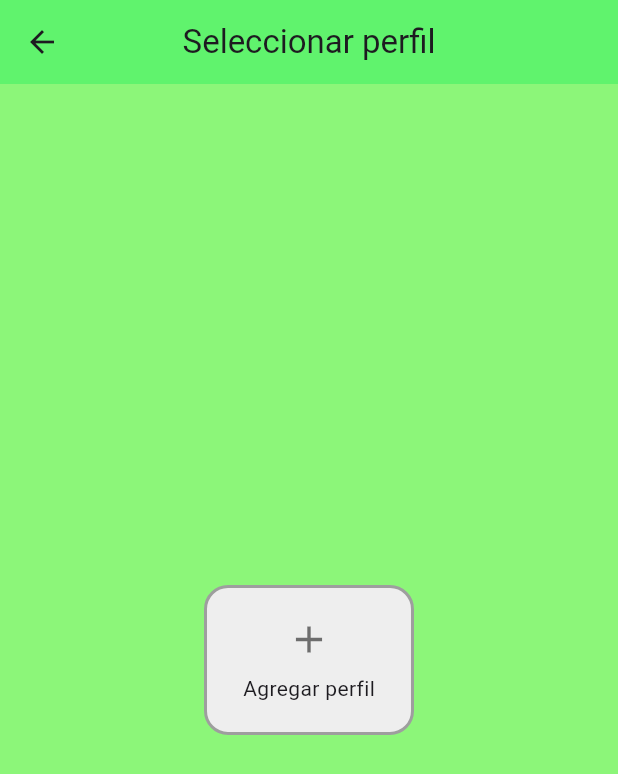
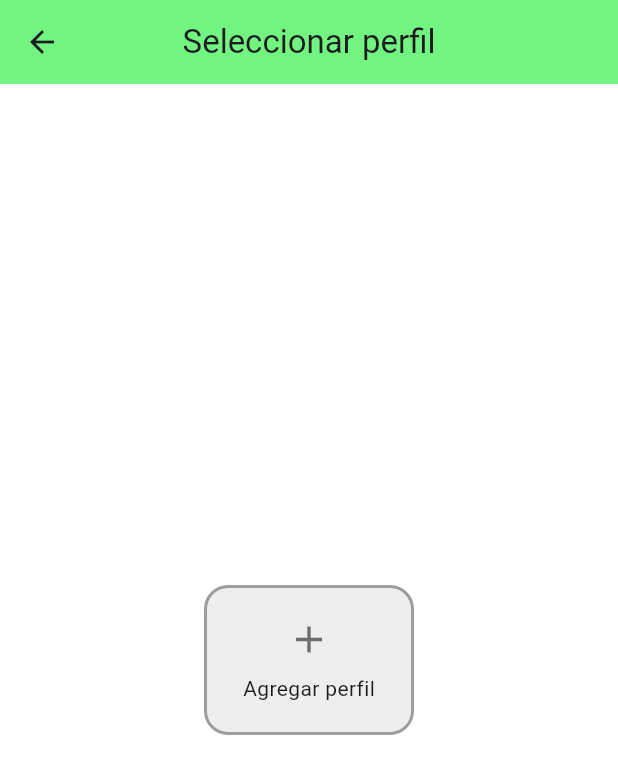
Before and after one commit to RicharPena/Wallet_Safe, a Flutter app: the ProfileViews screen opened directly with empty values, on a phone screen of 412 x 824 dp. Shown: the top 774 px of the screen. Run offline on Flutter 3.47's test engine with Material 3 defaults, Android fonts, the phone set to English and light mode, and no system bars.

```diff
--- a/lib/views/profiles.dart
+++ b/lib/views/profiles.dart
@@ -1,6 +1,7 @@
 import 'package:flutter/material.dart';
 import 'package:wallet_safe/models/cuenta.dart';
 import 'package:wallet_safe/models/perfil.dart';
+import 'package:wallet_safe/views/homePage.dart';
 
 class ProfileViews extends StatefulWidget {
   final Cuenta cuenta;
@@ -56,6 +57,10 @@ class _ProfileViewsState extends State<ProfileViews> {
   Widget _buildPerfilCard(Perfil perfil) {
     return GestureDetector(
       onTap: () {
+        Navigator.pushReplacement(
+          context,
+          MaterialPageRoute(builder: (context) => HomePage()),
+        );
         ScaffoldMessenger.of(context).showSnackBar(
           SnackBar(content: Text('Entraste con el perfil: ${perfil.nombre}')),
         );
@@ -104,7 +109,7 @@ class _ProfileViewsState extends State<ProfileViews> {
   @override
   Widget build(BuildContext context) {
     return Scaffold(
-      backgroundColor: Color.fromARGB(218, 120, 244, 98),
+      backgroundColor: Colors.white,
       appBar: AppBar(
         title: Text('Seleccionar perfil'),
         centerTitle: true,
```
